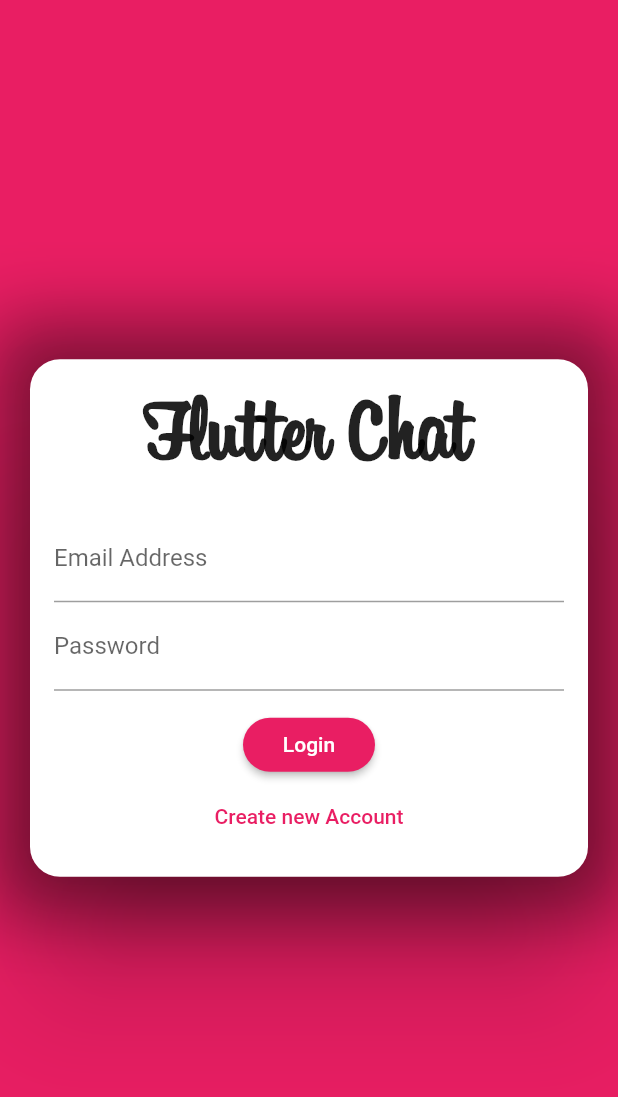
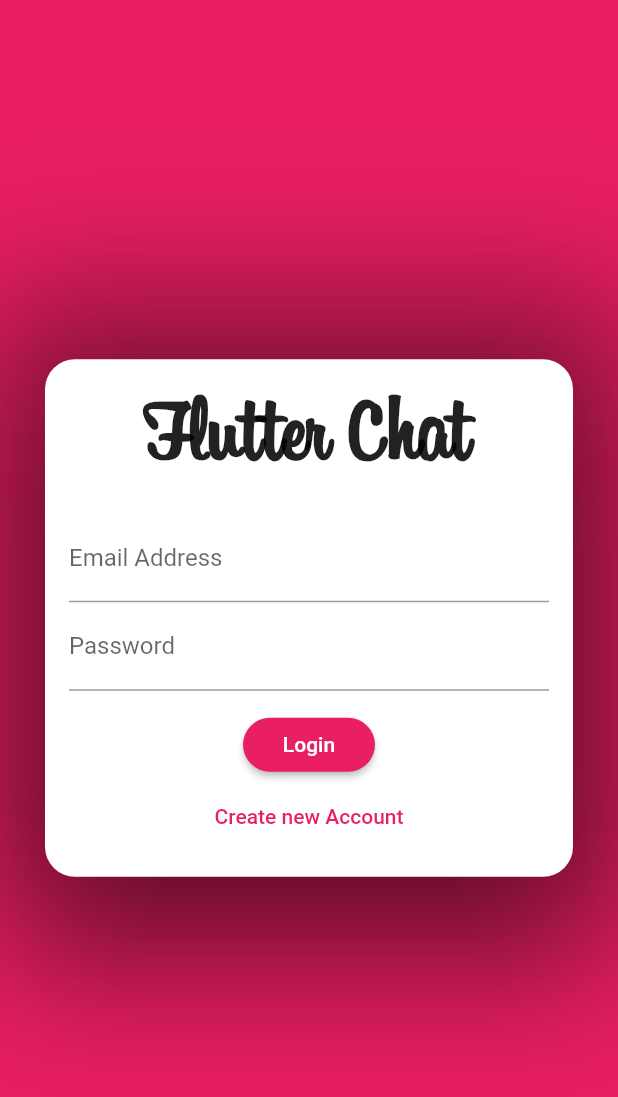
Before and after one commit to Vishnuanand77/Flutter-Chat-App, a Flutter app: the screen it shows after launch, on a phone screen of 412 x 824 dp. Shown: the top 1097 px of the screen. Run offline on Flutter 3.47's test engine with Material 2 defaults, Android fonts, the phone set to English and light mode, and no system bars; our stand-ins replace cloud_firestore, firebase_auth; accounts and stored records are empty.

Commit message:
Minor UI additions - Rounded Form Card

```diff
--- a/lib/Widgets/Auth/auth_form.dart
+++ b/lib/Widgets/Auth/auth_form.dart
@@ -53,14 +53,14 @@ class _AuthFormState extends State<AuthForm> {
           boxShadow: [
             new BoxShadow(
               color: Colors.black45,
-              blurRadius: 40.0,
-              spreadRadius: 5.0,
+              blurRadius: 80.0,
+              spreadRadius: 10.0,
             ),
           ],
         ),
         child: Card(
           elevation: 40,
-          margin: EdgeInsets.all(20),
+          margin: EdgeInsets.all(30),
           shape: RoundedRectangleBorder(
             borderRadius: BorderRadius.circular(20),
           ),
```
